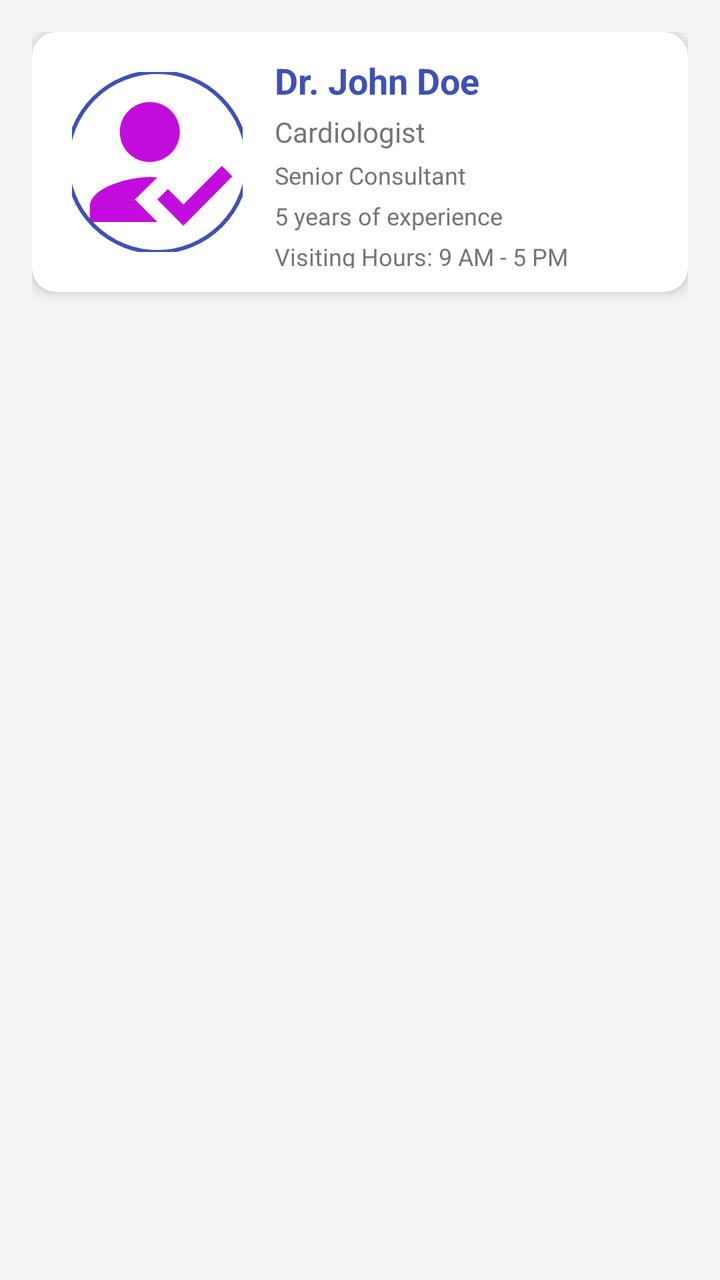
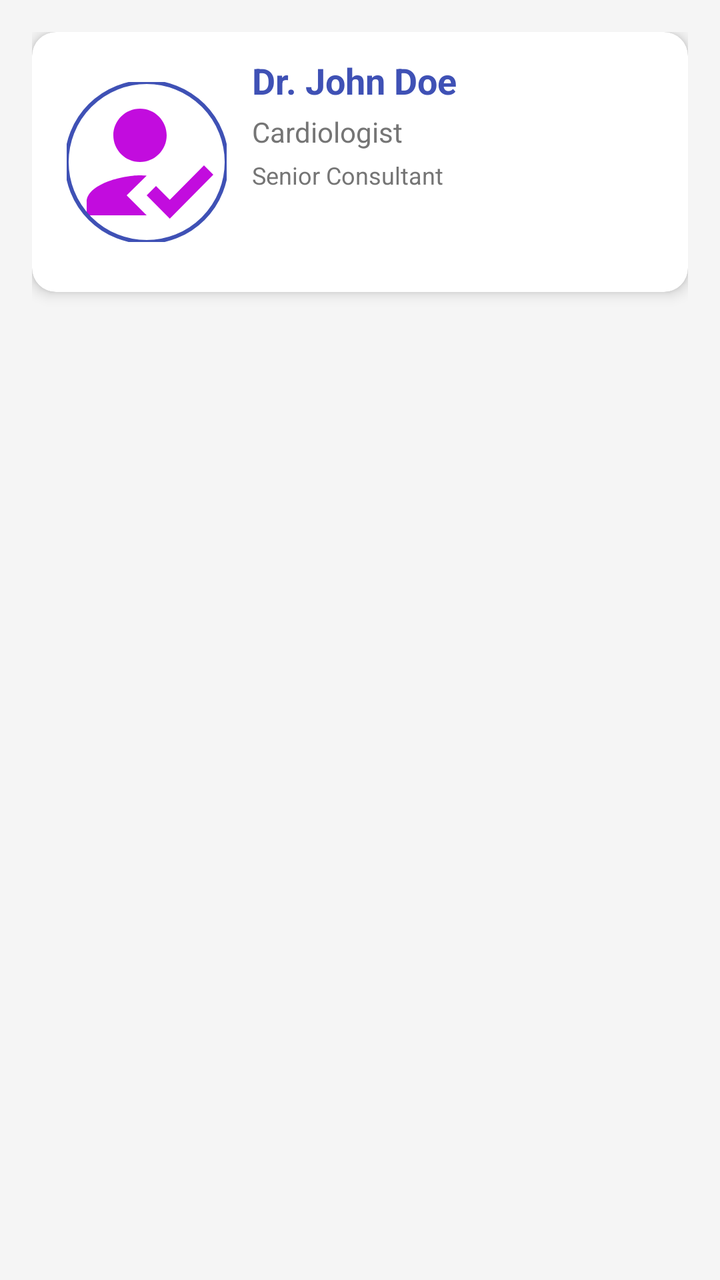

Compare the two renders of this Android layout. The source of the first and the diff that turns it into the second are given below.
<!-- AndroidManifest.xml: application theme Theme.Chandanaish -->
<!-- res/layout/doctordemolist.xml -->
<?xml version="1.0" encoding="utf-8"?>
<LinearLayout xmlns:android="http://schemas.android.com/apk/res/android"
    xmlns:app="http://schemas.android.com/apk/res-auto"
    xmlns:tools="http://schemas.android.com/tools"
    android:layout_width="match_parent"
    android:layout_height="match_parent"
    android:background="@color/light_grey"
    android:padding="16dp">


<androidx.cardview.widget.CardView
android:id="@+id/doctordemolist"
android:layout_width="match_parent"
android:layout_height="130dp"
android:layout_marginBottom="8dp"
    app:cardCornerRadius="12dp"
    app:cardElevation="4dp"
    app:cardBackgroundColor="@color/white">

<LinearLayout
android:layout_width="match_parent"
android:layout_height="match_parent"
android:orientation="horizontal"
android:padding="12dp">


<LinearLayout
    android:layout_width="0dp"
    android:layout_weight="2"
    android:layout_height="match_parent"
    android:layout_gravity="center"
    android:gravity="center"
    android:padding="8dp">

    
    <com.google.android.material.imageview.ShapeableImageView
        android:id="@+id/doctorImage"
        android:layout_width="90dp"
        android:layout_height="90dp"
        app:shapeAppearanceOverlay="@style/roundedImageViewRounded"
        app:strokeWidth="2dp"
        app:strokeColor="@color/primary_color"
    android:src="@drawable/ic_sharp_how_to_reg_24" />
</LinearLayout>


<LinearLayout
    android:layout_width="0dp"
    android:layout_weight="4"
    android:layout_height="match_parent"
    android:orientation="vertical"
    android:paddingStart="8dp"
    tools:ignore="ExtraText"> 

    
    <TextView
        android:id="@+id/doctorName"
        android:layout_width="match_parent"
        android:layout_height="wrap_content"
        android:text="Dr. John Doe"
        android:textSize="18sp"
        android:textStyle="bold"
        android:textColor="@color/primary_color"


    />


    <TextView
        android:id="@+id/spacalist"
        android:layout_width="match_parent"
        android:layout_height="wrap_content"
        android:text="Cardiologist"
        android:textSize="14sp"
        android:textColor="@color/secondary_text_color"
    android:layout_marginTop="4dp"
    />


    <TextView
        android:id="@+id/doctordesignation"
        android:layout_width="match_parent"
        android:layout_height="wrap_content"
        android:text="Senior Consultant"
        android:textSize="12sp"
        android:textColor="@color/secondary_text_color"
        android:fontFamily="sans-serif"
        android:layout_marginTop="4dp" />


    <TextView
        android:id="@+id/doctorcember"
        android:layout_width="match_parent"
        android:layout_height="wrap_content"
        android:text="5 years of experience"
        android:textSize="12sp"
        android:textColor="@color/secondary_text_color"
        android:fontFamily="sans-serif"
        android:layout_marginTop="4dp" />

    <TextView
        android:id="@+id/doctorvisitingtime"
        android:layout_width="match_parent"
        android:layout_height="wrap_content"
        android:text="Visiting Hours: 9 AM - 5 PM"
        android:textSize="12sp"
        android:textColor="@color/secondary_text_color"
        android:fontFamily="sans-serif"
        android:layout_marginTop="4dp" />
</LinearLayout>
</LinearLayout>
    </androidx.cardview.widget.CardView>
    </LinearLayout>
<!-- resources referenced by this layout -->
<resources>
  <color name="light_grey">#F5F5F5</color>
  <color name="primary_color">#3F51B5</color>
  <color name="secondary_text_color">#757575</color>
  <color name="white">#FFFFFFFF</color>
  <!-- drawable ic_sharp_how_to_reg_24 (drawable) -->
  <vector android:height="24dp" android:tint="#C20CDE"
      android:viewportHeight="24" android:viewportWidth="24"
      android:width="24dp" xmlns:android="http://schemas.android.com/apk/res/android">
      <path android:fillColor="@android:color/white" android:pathData="M9,17l3,-2.94c-0.39,-0.04 -0.68,-0.06 -1,-0.06 -2.67,0 -8,1.34 -8,4v2h9l-3,-3zM11,12c2.21,0 4,-1.79 4,-4s-1.79,-4 -4,-4 -4,1.79 -4,4 1.79,4 4,4"/>
      <path android:fillColor="@android:color/white" android:pathData="M15.47,20.5L12,17l1.4,-1.41 2.07,2.08 5.13,-5.17 1.4,1.41 -6.53,6.59z"/>
  </vector>
  <style name="roundedImageViewRounded">
          <item name="cornerFamily">rounded</item>
          <item name="cornerSize">50%</item>
      </style>
  <style name="Theme.Chandanaish" parent="Theme.MaterialComponents.DayNight.NoActionBar">
          
          <item name="colorPrimary">@color/purple_500</item>
          <item name="colorPrimaryVariant">@color/purple_700</item>
          <item name="colorOnPrimary">@color/white</item>
          
          <item name="colorSecondary">@color/teal_200</item>
          <item name="colorSecondaryVariant">@color/teal_700</item>
          <item name="colorOnSecondary">@color/black</item>
          
          <item name="android:statusBarColor">?attr/colorPrimaryVariant</item>
          
      </style>
  <color name="purple_500">#FF6200EE</color>
  <color name="purple_700">#FF3700B3</color>
  <color name="teal_200">#FF03DAC5</color>
  <color name="teal_700">#FF018786</color>
  <color name="black">#FF000000</color>
</resources>

<!-- the commit's change to res/layout/doctordemolist.xml (unified diff, before → after) -->
@@ -21,22 +21,24 @@ android:layout_marginBottom="8dp"
 android:layout_width="match_parent"
 android:layout_height="match_parent"
 android:orientation="horizontal"
+    android:weightSum="10"
 android:padding="12dp">
 
 
 <LinearLayout
     android:layout_width="0dp"
-    android:layout_weight="2"
+    android:layout_weight="3"
     android:layout_height="match_parent"
-    android:layout_gravity="center"
+
+    android:layout_gravity="center_vertical"
     android:gravity="center"
-    android:padding="8dp">
+    android:padding="5dp">
 
     
     <com.google.android.material.imageview.ShapeableImageView
         android:id="@+id/doctorImage"
-        android:layout_width="90dp"
-        android:layout_height="90dp"
+        android:layout_width="80dp"
+        android:layout_height="80dp"
         app:shapeAppearanceOverlay="@style/roundedImageViewRounded"
         app:strokeWidth="2dp"
         app:strokeColor="@color/primary_color"
@@ -46,15 +48,15 @@ android:padding="12dp">
 
 <LinearLayout
     android:layout_width="0dp"
-    android:layout_weight="4"
+        android:layout_weight="5"
     android:layout_height="match_parent"
     android:orientation="vertical"
-    android:paddingStart="8dp"
+    android:paddingStart="7dp"
     tools:ignore="ExtraText"> 
 
     
     <TextView
-        android:id="@+id/doctorName"
+        android:id="@+id/Name"
         android:layout_width="match_parent"
         android:layout_height="wrap_content"
         android:text="Dr. John Doe"
@@ -89,7 +91,8 @@ android:padding="12dp">
 
 
     <TextView
-        android:id="@+id/doctorcember"
+        android:id="@+id/doctorNumber"
+        android:visibility="gone"
         android:layout_width="match_parent"
         android:layout_height="wrap_content"
         android:text="5 years of experience"
@@ -98,16 +101,37 @@ android:padding="12dp">
         android:fontFamily="sans-serif"
         android:layout_marginTop="4dp" />
 
-    <TextView
-        android:id="@+id/doctorvisitingtime"
-        android:layout_width="match_parent"
-        android:layout_height="wrap_content"
-        android:text="Visiting Hours: 9 AM - 5 PM"
-        android:textSize="12sp"
-        android:textColor="@color/secondary_text_color"
-        android:fontFamily="sans-serif"
-        android:layout_marginTop="4dp" />
+
+
+
+
+
+
+
+
+
 </LinearLayout>
+
+
+    <LinearLayout
+        android:id="@+id/callSectionDoctor"
+        android:visibility="gone"
+        android:layout_width="0dp"
+        android:layout_weight="2"
+        android:layout_height="match_parent"
+        android:orientation="vertical"
+        android:paddingStart="2dp"
+      >
+        <com.airbnb.lottie.LottieAnimationView
+            android:id="@+id/callanimationD"
+            android:layout_width="wrap_content"
+            android:layout_height="wrap_content"
+            app:lottie_autoPlay="true"
+            app:lottie_loop="true"
+            app:lottie_url="https://assets7.lottiefiles.com/packages/lf20_datqo9uz.json" />
+
+    </LinearLayout>
+
 </LinearLayout>
     </androidx.cardview.widget.CardView>
     </LinearLayout>
